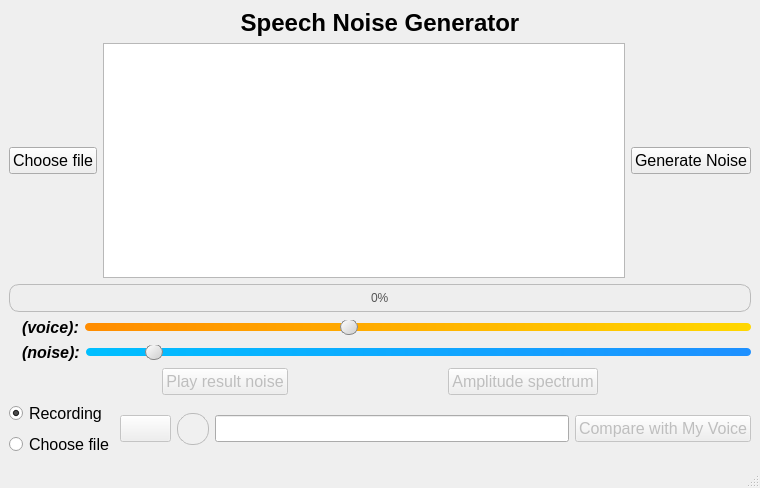
This is mainWidgetApp/view.ui in VuongVanDuy/ZIOTUTK-LAB4 as Qt 5 draws it before an edit. The edited form follows.
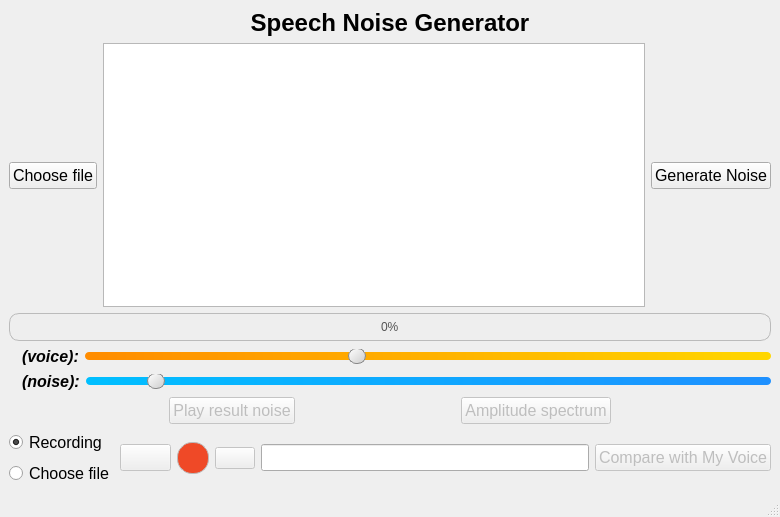
This is the edited form. Icons and pictures are not drawn.

```diff
--- a/mainWidgetApp/view.ui
+++ b/mainWidgetApp/view.ui
@@ -6,8 +6,8 @@
    <rect>
     <x>0</x>
     <y>0</y>
-    <width>760</width>
-    <height>488</height>
+    <width>780</width>
+    <height>517</height>
    </rect>
   </property>
   <property name="windowTitle">
@@ -54,6 +54,12 @@
          <iconset resource="../resources.qrc">
           <normaloff>:/icons/iconsApp/file.png</normaloff>:/icons/iconsApp/file.png</iconset>
         </property>
+        <property name="iconSize">
+         <size>
+          <width>20</width>
+          <height>20</height>
+         </size>
+        </property>
        </widget>
       </item>
       <item row="0" column="0">
@@ -72,7 +78,7 @@
       <item row="1" column="2" alignment="Qt::AlignmentFlag::AlignHCenter">
        <widget class="QPushButton" name="generateButton">
         <property name="sizePolicy">
-         <sizepolicy hsizetype="Minimum" vsizetype="Preferred">
+         <sizepolicy hsizetype="Preferred" vsizetype="Preferred">
           <horstretch>0</horstretch>
           <verstretch>0</verstretch>
          </sizepolicy>
@@ -86,6 +92,16 @@
         <property name="text">
          <string>Generate Noise</string>
         </property>
+        <property name="icon">
+         <iconset resource="../resources.qrc">
+          <normaloff>:/icons/iconsApp/Generator.png</normaloff>:/icons/iconsApp/Generator.png</iconset>
+        </property>
+        <property name="iconSize">
+         <size>
+          <width>20</width>
+          <height>20</height>
+         </size>
+        </property>
        </widget>
       </item>
       <item row="2" column="0">
@@ -464,11 +480,12 @@
     min-height: 30px;
     max-width: 30px;
     max-height: 30px;
-    background-color: #f0f0f0;
+    background-color:#ef4927;
     color: #333;
     border: 1px solid #bbb;
 }
 
+
 /* Hiệu ứng khi rê chuột vào */
 QPushButton:hover {
     background-color: #e0e0e0;
@@ -498,6 +515,26 @@
         </property>
        </widget>
       </item>
+      <item>
+       <widget class="QPushButton" name="btnPlayVoice">
+        <property name="enabled">
+         <bool>false</bool>
+        </property>
+        <property name="text">
+         <string/>
+        </property>
+        <property name="icon">
+         <iconset resource="../resources.qrc">
+          <normaloff>:/icons/iconsApp/play.png</normaloff>:/icons/iconsApp/play.png</iconset>
+        </property>
+        <property name="iconSize">
+         <size>
+          <width>30</width>
+          <height>30</height>
+         </size>
+        </property>
+       </widget>
+      </item>
       <item>
        <widget class="QLineEdit" name="pathSaveVoice">
         <property name="font">
```
Left out of the diff: 6 changed lines with no effect on the pictures.
